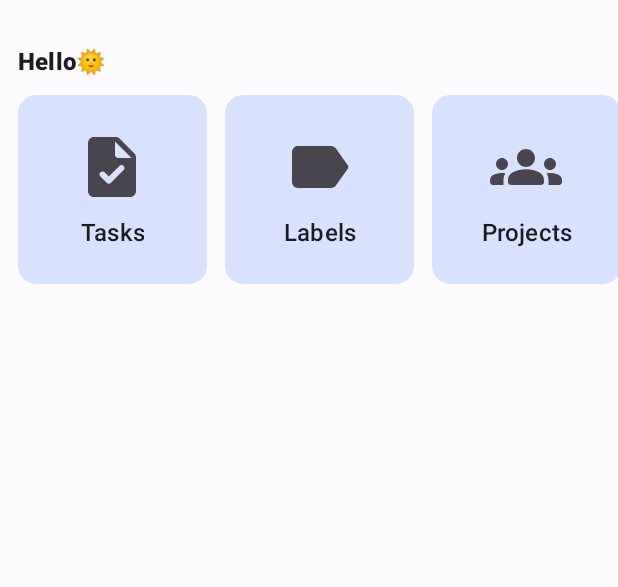
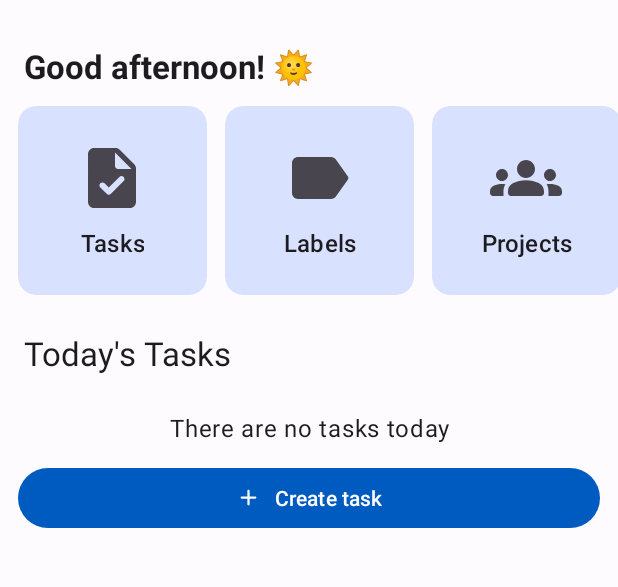
Before and after one commit to daniel-reinhold/todo-nxt-android, an Android app: the screen it shows after launch (MainActivity), on a phone screen of 412 x 824 dp, the part 70-657 px from its top. Run offline under Robolectric (Android 15) with nearby library versions, the phone set to English and light mode, and no system bars; our stand-ins replace Dagger/Hilt's generated code, Room's generated code, data binding, navigation-ui.

Commit message:
Added task list (with tasks for current day) to dashboard

```diff
--- a/app/src/main/java/de/todonxt/core/data/source/local/entities/TaskEntity.kt
+++ b/app/src/main/java/de/todonxt/core/data/source/local/entities/TaskEntity.kt
@@ -1,5 +1,6 @@
 package de.todonxt.core.data.source.local.entities
 
+import androidx.recyclerview.widget.DiffUtil
 import androidx.room.ColumnInfo
 import androidx.room.Entity
 import androidx.room.PrimaryKey
@@ -22,4 +23,17 @@ data class TaskEntity(
 
     @ColumnInfo(name = "is_whole_day")
     var isWholeDay: Boolean
-)
+) {
+    companion object {
+        val DIFF_CALLBACK = object : DiffUtil.ItemCallback<TaskEntity>() {
+            override fun areItemsTheSame(oldItem: TaskEntity, newItem: TaskEntity): Boolean {
+                return oldItem.id == newItem.id
+            }
+
+            override fun areContentsTheSame(oldItem: TaskEntity, newItem: TaskEntity): Boolean {
+                return oldItem == newItem
+            }
+
+        }
+    }
+}
--- a/app/src/main/java/de/todonxt/core/mainactivity/presentation/MainActivity.kt
+++ b/app/src/main/java/de/todonxt/core/mainactivity/presentation/MainActivity.kt
@@ -2,14 +2,14 @@ package de.todonxt.core.mainactivity.presentation
 
 import androidx.appcompat.app.AppCompatActivity
 import android.os.Bundle
-import android.util.Log
-import android.widget.Button
 import androidx.navigation.fragment.NavHostFragment
 import androidx.navigation.ui.AppBarConfiguration
 import androidx.navigation.ui.setupWithNavController
+import dagger.hilt.android.AndroidEntryPoint
 import de.todonxt.R
 import de.todonxt.databinding.ActivityMainBinding
 
+@AndroidEntryPoint
 class MainActivity : AppCompatActivity() {
 
     private lateinit var binding: ActivityMainBinding
@@ -36,9 +36,9 @@ class MainActivity : AppCompatActivity() {
         )
 
         navController.addOnDestinationChangedListener { _, destination, _ ->
-            binding.toolbar.title = getString(
+            binding.toolbar.setTitle(
                 when (destination.id) {
-                    R.id.fragmentDashboard -> R.string.dashboard
+                    R.id.fragmentDashboard -> R.string.title_dashboard
                     else -> R.string.app_name
                 }
             )
--- /dev/null
+++ b/app/src/main/java/de/todonxt/core/ui/BindingAdapters.kt
@@ -0,0 +1,14 @@
+package de.todonxt.core.ui
+
+import android.view.View
+import androidx.databinding.BindingAdapter
+
+@BindingAdapter("isVisible")
+fun bindIsVisible(view: View, value: Boolean) {
+    view.visibility = if (value) View.VISIBLE else View.GONE
+}
+
+@BindingAdapter("isGone")
+fun bindIsGone(view: View, value: Boolean) {
+    view.visibility = if (value) View.GONE else View.VISIBLE
+}
--- /dev/null
+++ b/app/src/main/java/de/todonxt/core/ui/viewholder/TaskViewHolder.kt
@@ -0,0 +1,6 @@
+package de.todonxt.core.ui.viewholder
+
+import androidx.recyclerview.widget.RecyclerView
+import de.todonxt.databinding.RviTaskBinding
+
+class TaskViewHolder(val binding: RviTaskBinding) : RecyclerView.ViewHolder(binding.root)
--- /dev/null
+++ b/app/src/main/java/de/todonxt/core/util/DateTimeFormattingExtensions.kt
@@ -0,0 +1,28 @@
+package de.todonxt.core.util
+
+import android.content.Context
+import androidx.annotation.StringRes
+import de.todonxt.R
+import java.text.SimpleDateFormat
+import java.util.*
+
+private fun formatBase(
+    context: Context?,
+    calendar: Calendar,
+    @StringRes formatResource: Int,
+): String {
+    return context?.let {
+        SimpleDateFormat(
+            context.getString(formatResource),
+            Locale.getDefault()
+        ).format(calendar)
+    } ?: "Formatting error"
+}
+
+fun Calendar.formatDateTime(context: Context?): String {
+    return formatBase(context, this, R.string.format_date_time)
+}
+
+fun Calendar.formatDate(context: Context?): String {
+    return formatBase(context, this, R.string.format_date)
+}
--- a/app/src/main/java/de/todonxt/core/util/Extensions.kt
+++ b/app/src/main/java/de/todonxt/core/util/Extensions.kt
@@ -1,5 +1,23 @@
 package de.todonxt.core.util
+
+import androidx.fragment.app.Fragment
+import androidx.lifecycle.Lifecycle
+import androidx.lifecycle.lifecycleScope
+import androidx.lifecycle.repeatOnLifecycle
+import kotlinx.coroutines.CoroutineScope
+import kotlinx.coroutines.launch
 
 fun Int.asUnicode(): String {
     return String(Character.toChars(this))
 }
+
+inline fun Fragment.launchAndRepeatWithViewLifecycle(
+    minActiveState: Lifecycle.State = Lifecycle.State.STARTED,
+    crossinline block: suspend CoroutineScope.() -> Unit
+) {
+    viewLifecycleOwner.lifecycleScope.launch {
+        viewLifecycleOwner.lifecycle.repeatOnLifecycle(minActiveState) {
+            block()
+        }
+    }
+}
--- /dev/null
+++ b/app/src/main/java/de/todonxt/feature/dashboard/domain/TaskAdapter.kt
@@ -0,0 +1,49 @@
+package de.todonxt.feature.dashboard.domain
+
+import android.view.LayoutInflater
+import android.view.View
+import android.view.ViewGroup
+import androidx.recyclerview.widget.ListAdapter
+import androidx.recyclerview.widget.RecyclerView
+import de.todonxt.core.data.source.local.entities.TaskEntity
+import de.todonxt.core.ui.viewholder.TaskViewHolder
+import de.todonxt.core.util.formatDate
+import de.todonxt.core.util.formatDateTime
+import de.todonxt.databinding.RviTaskBinding
+
+class TaskAdapter : ListAdapter<TaskEntity, TaskViewHolder>(TaskEntity.DIFF_CALLBACK) {
+    private var items: List<TaskEntity> = emptyList()
+
+    override fun onCreateViewHolder(parent: ViewGroup, viewType: Int): TaskViewHolder {
+        return TaskViewHolder(
+            RviTaskBinding.inflate(
+                LayoutInflater.from(parent.context), parent, false
+            )
+        )
+    }
+
+    override fun onBindViewHolder(holder: TaskViewHolder, position: Int) {
+        val item = items[holder.adapterPosition]
+        val context = holder.binding.root.context
+
+        holder.binding.textViewTitle.text = item.title
+
+        holder.binding.chipTime.apply {
+            visibility = if (item.time != null) View.VISIBLE else View.GONE
+            text = if (!item.isWholeDay) {
+                item.time?.formatDateTime(context)
+            } else {
+                item.time?.formatDate(context)
+            }
+        }
+
+        holder.binding.chipIsWholeDay.visibility = if (item.isWholeDay) {
+            View.VISIBLE
+        } else {
+            View.GONE
+        }
+
+    }
+
+    override fun getItemCount(): Int = items.size
+}
--- a/app/src/main/java/de/todonxt/feature/dashboard/presentation/DashboardFragment.kt
+++ b/app/src/main/java/de/todonxt/feature/dashboard/presentation/DashboardFragment.kt
@@ -5,24 +5,32 @@ import android.view.*
 import androidx.core.view.MenuHost
 import androidx.core.view.MenuProvider
 import androidx.fragment.app.Fragment
+import androidx.fragment.app.viewModels
 import androidx.lifecycle.Lifecycle
+import dagger.hilt.android.AndroidEntryPoint
 import de.todonxt.R
 import de.todonxt.core.ui.UNICODE_EMOJI_MOON
 import de.todonxt.core.ui.UNICODE_EMOJI_SUN
 import de.todonxt.core.ui.UNICODE_EMOJI_SUNRISE
 import de.todonxt.core.ui.UNICODE_EMOJI_SUNSET
 import de.todonxt.core.util.asUnicode
+import de.todonxt.core.util.launchAndRepeatWithViewLifecycle
 import de.todonxt.databinding.FragmentDashboardBinding
 import de.todonxt.feature.dashboard.data.ACTION_SHOW_LABELS
 import de.todonxt.feature.dashboard.data.ACTION_SHOW_PROJECTS
 import de.todonxt.feature.dashboard.data.ACTION_SHOW_TASKS
 import de.todonxt.feature.dashboard.domain.DashboardItemAdapter
+import de.todonxt.feature.dashboard.domain.TaskAdapter
+import kotlinx.coroutines.flow.collectLatest
+import kotlinx.coroutines.launch
 import java.util.*
 
+@AndroidEntryPoint
 class DashboardFragment : Fragment() {
 
     private var _binding: FragmentDashboardBinding? = null
     private val binding get() = _binding!!
+    private val viewModel: DashboardViewModel by viewModels()
 
     override fun onCreateView(
         inflater: LayoutInflater,
@@ -30,6 +38,8 @@ class DashboardFragment : Fragment() {
         savedInstanceState: Bundle?
     ): View {
         _binding = FragmentDashboardBinding.inflate(inflater, container, false)
+        binding.lifecycleOwner = viewLifecycleOwner
+        binding.viewModel = viewModel
 
         binding.recyclerViewOptions.adapter = DashboardItemAdapter.getInstance(
             onItemSelected = { option ->
@@ -40,6 +50,16 @@ class DashboardFragment : Fragment() {
                 }
             }
         )
+
+        val taskAdapter = TaskAdapter().also { binding.recyclerViewTasks.adapter = it }
+
+        launchAndRepeatWithViewLifecycle {
+            launch {
+                viewModel.tasks.collectLatest {
+                    taskAdapter.submitList(it)
+                }
+            }
+        }
 
         return binding.root
     }
@@ -55,12 +75,12 @@ class DashboardFragment : Fragment() {
          */
         val currentHour = Calendar.getInstance().get(Calendar.HOUR_OF_DAY)
         binding.textViewGreeting.text = when(currentHour) {
-            in 5..9 -> getString(R.string.greeting_morning) + UNICODE_EMOJI_SUNRISE.asUnicode()
-            in 10..17 -> getString(R.string.greeting_day) + UNICODE_EMOJI_SUN.asUnicode()
-            in 18..21 -> getString(R.string.greeting_evening) + UNICODE_EMOJI_SUNSET.asUnicode()
+            in 5..9 -> getString(R.string.greeting_morning) + " " + UNICODE_EMOJI_SUNRISE.asUnicode()
+            in 10..17 -> getString(R.string.greeting_day) + " " + UNICODE_EMOJI_SUN.asUnicode()
+            in 18..21 -> getString(R.string.greeting_evening) + " " + UNICODE_EMOJI_SUNSET.asUnicode()
             in 22..23,
-            in 0..4 -> getString(R.string.greeting_night) + UNICODE_EMOJI_MOON.asUnicode()
-            else -> getString(R.string.greeting_day) + UNICODE_EMOJI_SUN.asUnicode()
+            in 0..4 -> getString(R.string.greeting_night) + " " + UNICODE_EMOJI_MOON.asUnicode()
+            else -> getString(R.string.greeting_day) + " " + UNICODE_EMOJI_SUN.asUnicode()
         }
     }
 
--- /dev/null
+++ b/app/src/main/java/de/todonxt/feature/dashboard/presentation/DashboardViewModel.kt
@@ -0,0 +1,30 @@
+package de.todonxt.feature.dashboard.presentation
+
+import androidx.lifecycle.ViewModel
+import androidx.lifecycle.viewModelScope
+import dagger.hilt.android.lifecycle.HiltViewModel
+import de.todonxt.core.data.repository.TaskRepository
+import kotlinx.coroutines.flow.MutableStateFlow
+import kotlinx.coroutines.flow.collectLatest
+import kotlinx.coroutines.launch
+import javax.inject.Inject
+
+@HiltViewModel
+class DashboardViewModel @Inject constructor(
+    taskRepository: TaskRepository
+) : ViewModel () {
+
+    val tasks = taskRepository.getTasksForToday()
+    val anyTasksForToday = MutableStateFlow(false)
+
+    init {
+        viewModelScope.launch {
+            launch {
+                tasks.collectLatest {
+                    anyTasksForToday.value = it.isNotEmpty()
+                }
+            }
+        }
+    }
+
+}
--- /dev/null
+++ b/app/src/main/res/drawable/ic_plus.xml
@@ -0,0 +1,10 @@
+<vector xmlns:android="http://schemas.android.com/apk/res/android"
+    android:width="24dp"
+    android:height="24dp"
+    android:viewportWidth="24"
+    android:viewportHeight="24"
+    android:tint="?attr/colorControlNormal">
+  <path
+      android:fillColor="@android:color/white"
+      android:pathData="M18,13h-5v5c0,0.55 -0.45,1 -1,1s-1,-0.45 -1,-1v-5H6c-0.55,0 -1,-0.45 -1,-1s0.45,-1 1,-1h5V6c0,-0.55 0.45,-1 1,-1s1,0.45 1,1v5h5c0.55,0 1,0.45 1,1s-0.45,1 -1,1z"/>
+</vector>
--- a/app/src/main/res/layout/fragment_dashboard.xml
+++ b/app/src/main/res/layout/fragment_dashboard.xml
@@ -1,4 +1,13 @@
 <?xml version="1.0" encoding="utf-8"?>
+<layout>
+
+    <data>
+
+        <variable
+            name="viewModel"
+            type="de.todonxt.feature.dashboard.presentation.DashboardViewModel" />
+    </data>
+
     <RelativeLayout xmlns:android="http://schemas.android.com/apk/res/android"
         xmlns:app="http://schemas.android.com/apk/res-auto"
         xmlns:tools="http://schemas.android.com/tools"
@@ -7,10 +16,10 @@
 
         <com.google.android.material.textview.MaterialTextView
             android:id="@+id/textViewGreeting"
-        style="@style/TextAppearance.Material3.TitleMedium"
+            style="@style/TextAppearance.Material3.TitleLarge"
             android:layout_width="match_parent"
             android:layout_height="wrap_content"
-        android:layout_marginHorizontal="12dp"
+            android:layout_marginHorizontal="16dp"
             android:layout_marginTop="12dp"
             android:textStyle="bold" />
 
@@ -22,9 +31,59 @@
             android:layout_marginTop="12dp"
             android:clipToPadding="false"
             android:orientation="horizontal"
+            android:overScrollMode="never"
             android:paddingHorizontal="6dp"
             android:scrollbars="none"
             app:layoutManager="androidx.recyclerview.widget.LinearLayoutManager"
             tools:listitem="@layout/rvi_dashboard_item" />
 
+        <com.google.android.material.textview.MaterialTextView
+            android:id="@+id/textViewTasksForToday"
+            style="@style/TextAppearance.Material3.TitleLarge"
+            android:layout_width="match_parent"
+            android:layout_height="wrap_content"
+            android:layout_below="@id/recyclerViewOptions"
+            android:layout_marginHorizontal="16dp"
+            android:layout_marginTop="24dp"
+            android:text="@string/tasks_for_today" />
+
+        <androidx.recyclerview.widget.RecyclerView
+            android:id="@+id/recyclerViewTasks"
+            android:layout_width="match_parent"
+            android:layout_height="wrap_content"
+            android:layout_below="@id/textViewTasksForToday"
+            android:layout_marginHorizontal="12dp"
+            android:layout_marginTop="8dp"
+            app:isVisible="@{viewModel.anyTasksForToday}"
+            app:layoutManager="androidx.recyclerview.widget.LinearLayoutManager"
+            tools:listitem="@layout/rvi_task" />
+
+        <LinearLayout
+            android:layout_width="match_parent"
+            android:layout_height="wrap_content"
+            android:layout_below="@id/textViewTasksForToday"
+            android:layout_marginHorizontal="12dp"
+            android:layout_marginTop="24dp"
+            android:orientation="vertical"
+            android:visibility="gone"
+            app:isGone="@{viewModel.anyTasksForToday}">
+
+            <com.google.android.material.textview.MaterialTextView
+                style="@style/TextAppearance.Material3.BodyLarge"
+                android:layout_width="match_parent"
+                android:layout_height="wrap_content"
+                android:gravity="center_horizontal"
+                android:text="@string/no_tasks_today" />
+
+            <com.google.android.material.button.MaterialButton
+                style="@style/DefaultButton"
+                android:layout_width="match_parent"
+                android:layout_height="wrap_content"
+                android:layout_marginTop="12dp"
+                android:text="@string/create_task"
+                app:icon="@drawable/ic_plus" />
+
+        </LinearLayout>
+
     </RelativeLayout>
+</layout>
--- a/app/src/main/res/layout/rvi_task.xml
+++ b/app/src/main/res/layout/rvi_task.xml
@@ -31,6 +31,7 @@
                 app:chipIcon="@drawable/ic_clock" />
 
             <com.google.android.material.chip.Chip
+                android:text="@string/all_day"
                 android:layout_marginStart="6dp"
                 android:id="@+id/chipIsWholeDay"
                 style="@style/Widget.Material3.Chip.Assist"
--- a/app/src/main/res/navigation/app.xml
+++ b/app/src/main/res/navigation/app.xml
@@ -8,7 +8,7 @@
     <fragment
         android:id="@+id/fragmentDashboard"
         android:name="de.todonxt.feature.dashboard.presentation.DashboardFragment"
-        android:label="@string/dashboard"
+        android:label="@string/title_dashboard"
         tools:layout="@layout/fragment_dashboard" />
 
 </navigation>
--- a/app/src/main/res/values/strings.xml
+++ b/app/src/main/res/values/strings.xml
@@ -1,14 +1,21 @@
 <resources>
     <string name="app_name">ToDoNxt</string>
+    <string name="format_date_time">MM/dd/YYYY, hh:mm a</string>
+    <string name="format_date">MM/dd/YYYY</string>
 
-    <string name="greeting_morning">Good morning</string>
-    <string name="greeting_day">Hello</string>
-    <string name="greeting_evening">Good evening</string>
-    <string name="greeting_night">Good night</string>
+    <string name="greeting_morning">Good morning!</string>
+    <string name="greeting_day">Good afternoon!</string>
+    <string name="greeting_evening">Good evening!</string>
+    <string name="greeting_night">Good night!</string>
+    <string name="all_day">All day</string>
 
-    <string name="dashboard">Dashboard</string>
-
+    <string name="title_dashboard">Dashboard</string>
     <string name="title_tasks">Tasks</string>
     <string name="title_labels">Labels</string>
     <string name="title_projects">Projects</string>
+
+    <string name="tasks_for_today">Today\'s Tasks</string>
+    <string name="no_tasks_today">There are no tasks today</string>
+    <string name="create_task">Create task</string>
+
 </resources>
--- a/app/src/main/res/values/themes.xml
+++ b/app/src/main/res/values/themes.xml
@@ -49,4 +49,8 @@
         <item name="cardCornerRadius">12dp</item>
     </style>
 
+    <style name="DefaultButton" parent="ThemeOverlay.Material3.Button.ElevatedButton">
+        <item name="iconGravity">textStart</item>
+    </style>
+
 </resources>
```
Lines whose indentation alone changed are shown as unchanged.
